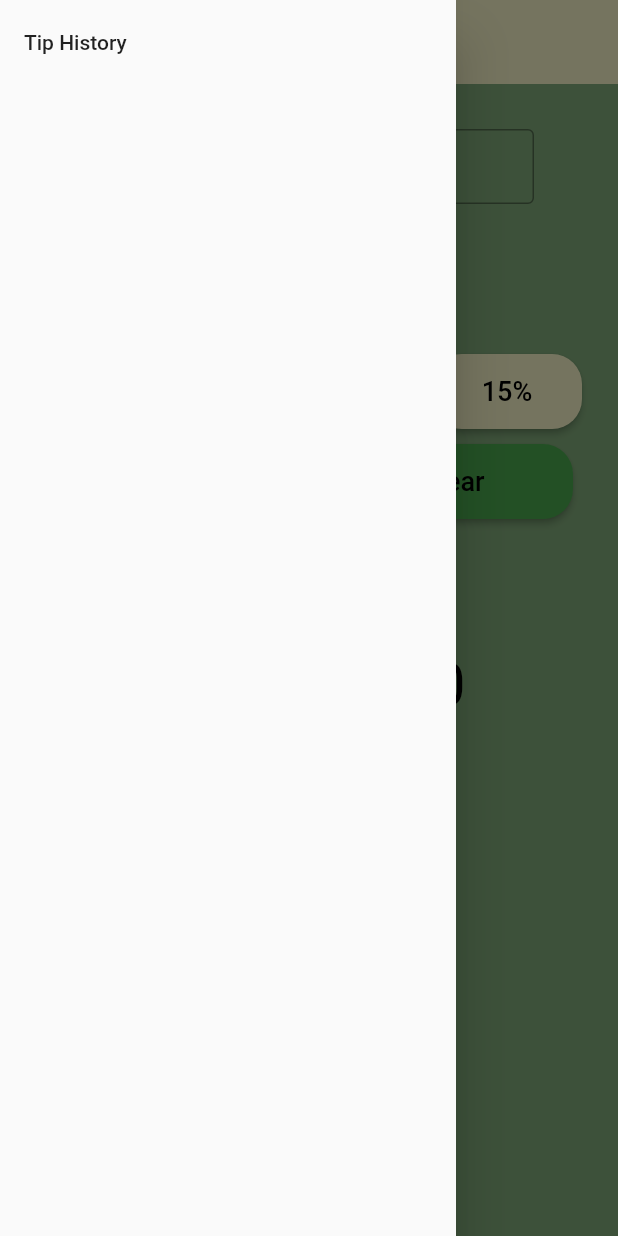
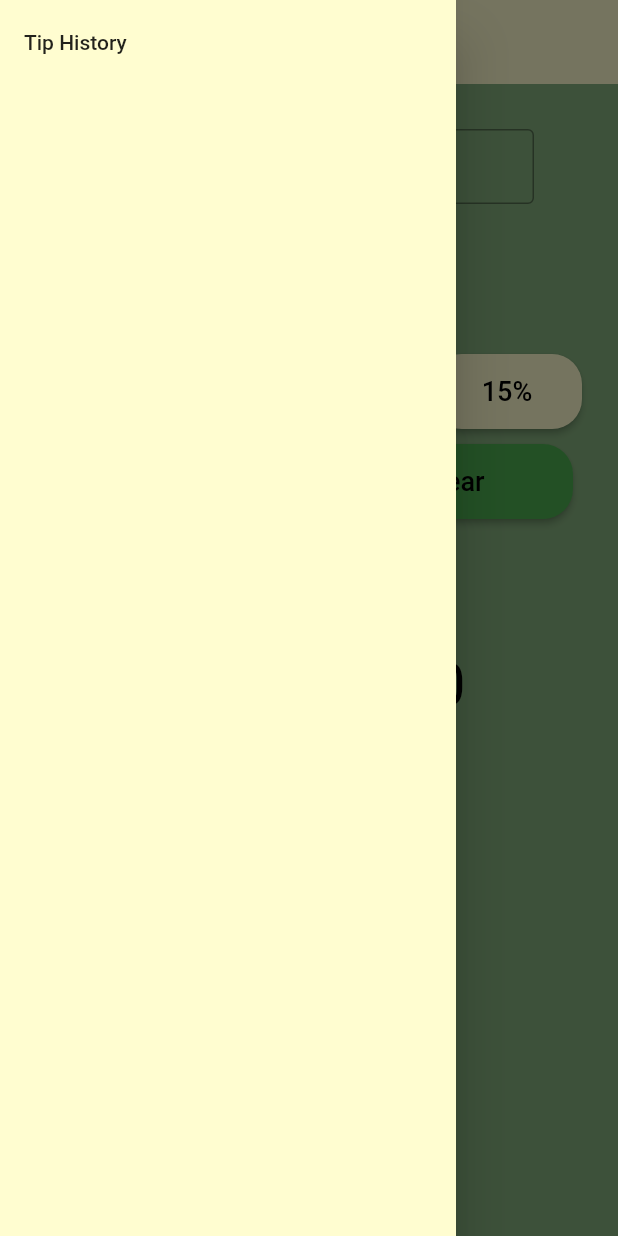
Before and after one commit to Bronx-Science/project-special-calculator-tiptop-tally, a Flutter app: the screen it shows after launch, with the side drawer open, on a phone screen of 412 x 824 dp. Run offline on Flutter 3.47's test engine with Material 2 defaults, Android fonts, the phone set to English and light mode, and no system bars; our stand-ins replace math_expressions.

Commit message:
drawer color change

```diff
--- a/lib/calculator_view.dart
+++ b/lib/calculator_view.dart
@@ -127,6 +127,7 @@ class _CalculatorViewState extends State<CalculatorView> {
         ],
       ),
       drawer: Drawer (
+        backgroundColor: const Color.fromARGB(255, 255, 253, 208),
         child: ListView(
           children: [
             ListTile(
```
